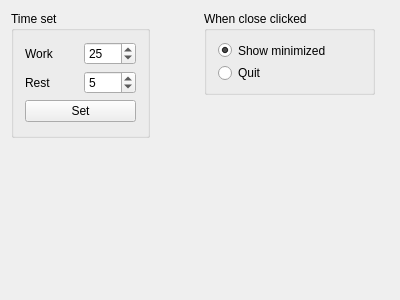
im-red/take-a-break, file widget.ui: the form before one commit.
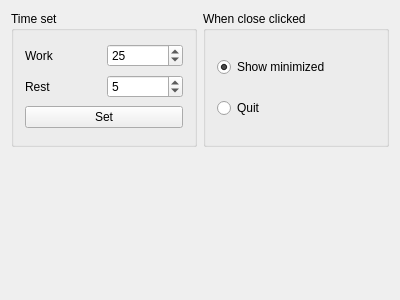
The form after the commit.

Commit message: show left time on window

```diff
--- a/widget.ui
+++ b/widget.ui
@@ -31,15 +31,11 @@
   <property name="windowTitle">
    <string>Take a break</string>
   </property>
+  <layout class="QVBoxLayout" name="verticalLayout_3">
+   <item>
+    <layout class="QHBoxLayout" name="horizontalLayout_3">
+     <item>
   <widget class="QGroupBox" name="groupBox">
-   <property name="geometry">
-    <rect>
-     <x>11</x>
-     <y>11</y>
-     <width>139</width>
-     <height>127</height>
-    </rect>
-   </property>
    <property name="title">
     <string>Time set</string>
    </property>
@@ -89,15 +85,9 @@
     </item>
    </layout>
   </widget>
+     </item>
+     <item>
   <widget class="QGroupBox" name="groupBox_2">
-   <property name="geometry">
-    <rect>
-     <x>204</x>
-     <y>11</y>
-     <width>171</width>
-     <height>84</height>
-    </rect>
-   </property>
    <property name="title">
     <string>When close clicked</string>
    </property>
@@ -121,6 +111,25 @@
     </item>
    </layout>
   </widget>
+     </item>
+    </layout>
+   </item>
+   <item>
+    <widget class="QLabel" name="tipLabel">
+     <property name="font">
+      <font>
+       <pointsize>24</pointsize>
+      </font>
+     </property>
+     <property name="text">
+      <string/>
+     </property>
+     <property name="alignment">
+      <set>Qt::AlignCenter</set>
+     </property>
+    </widget>
+   </item>
+  </layout>
  </widget>
  <layoutdefault spacing="6" margin="11"/>
  <resources/>
```
Lines whose indentation alone changed are shown as unchanged. The commit also changes 5 other files.
